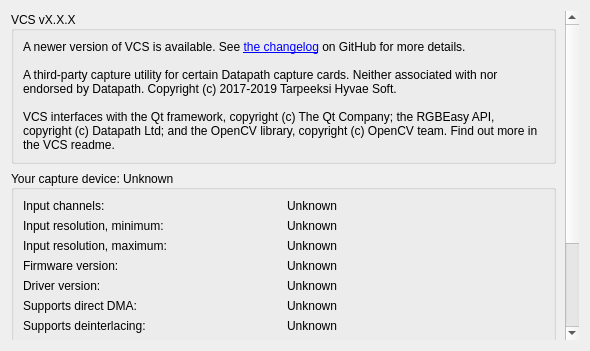
Qt form src/display/qt/dialogs/ui/about_dialog.ui (mrehkopf/vcs) before a commit.
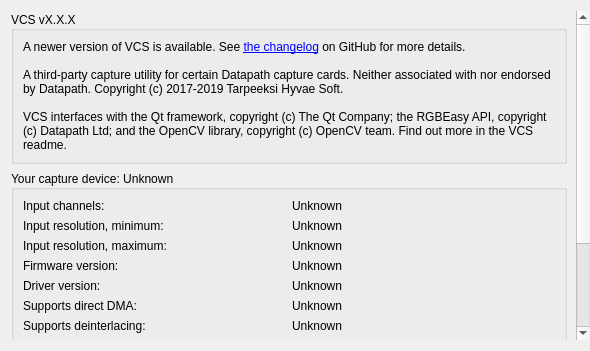
The same form after that commit.

Commit message:
GUI: Auto-hide output window menu bar
The output window's menu bar will now be displayed when there is mouse
activity over the output window, and hidden when the activity stops.

```diff
--- a/src/display/qt/dialogs/ui/about_dialog.ui
+++ b/src/display/qt/dialogs/ui/about_dialog.ui
@@ -14,6 +14,9 @@
    <string>Dialog</string>
   </property>
   <layout class="QVBoxLayout" name="verticalLayout">
+   <property name="rightMargin">
+    <number>0</number>
+   </property>
    <item>
     <widget class="QScrollArea" name="scrollArea_about">
      <property name="frameShape">
@@ -27,7 +30,7 @@
        <rect>
         <x>0</x>
         <y>0</y>
-        <width>556</width>
+        <width>565</width>
         <height>564</height>
        </rect>
       </property>
```
The commit also changes 7 other files.
